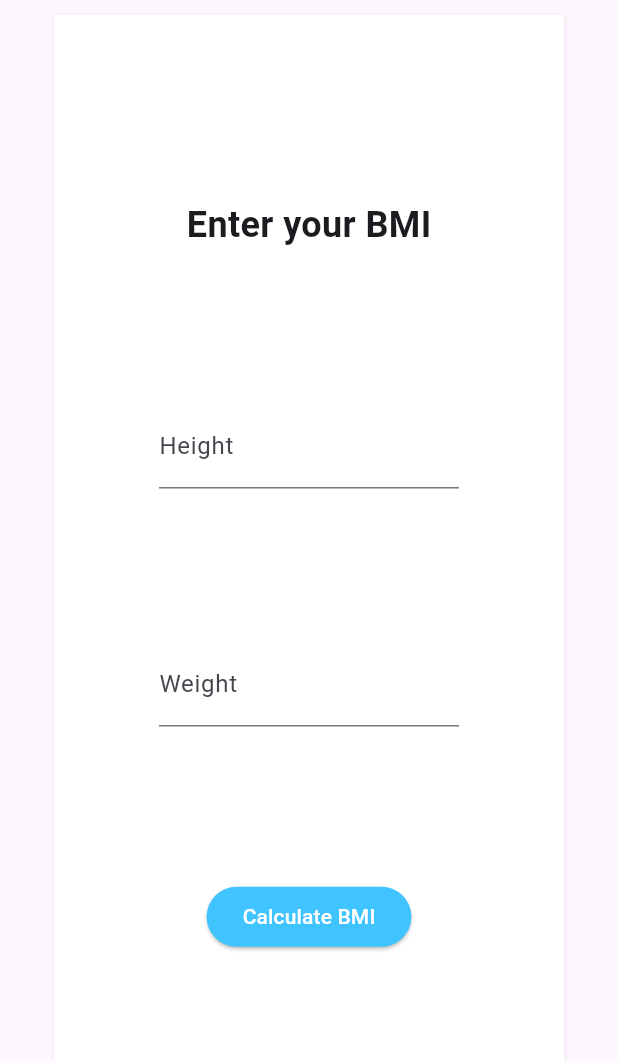
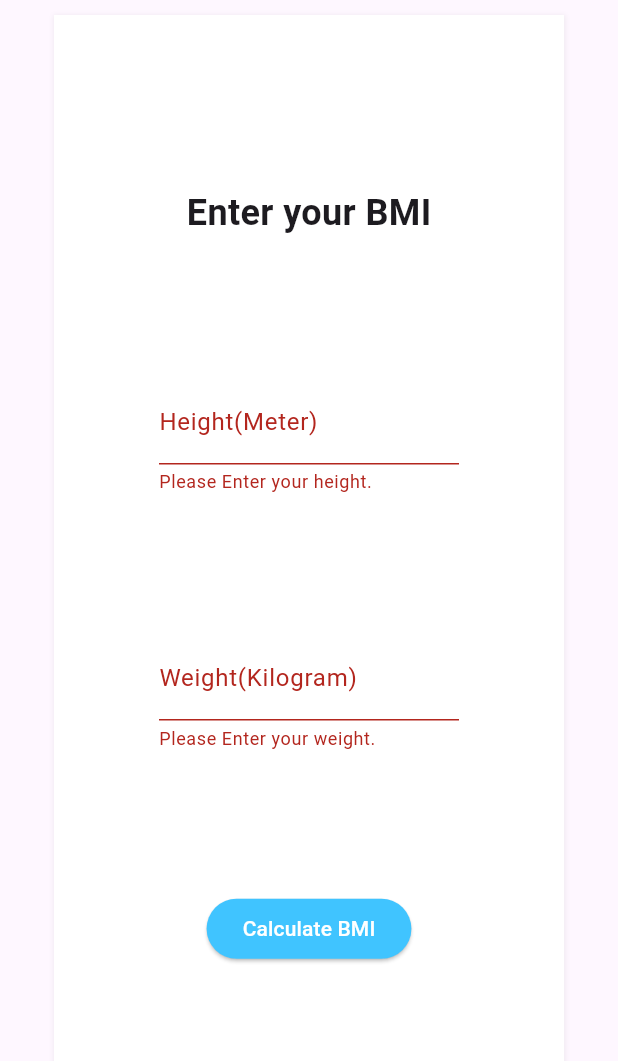
Before and after one commit to itsyuu27/bmi_calculator, a Flutter app: the screen it shows after launch, after a tap on "Calculate BMI", on a phone screen of 412 x 824 dp, the part 84-1145 px from its top. Run offline on Flutter 3.47's test engine with Material 3 defaults, Android fonts, the phone set to English and light mode, and no system bars.

Commit message:
Added Form Validation and Bmi calculation

```diff
--- /dev/null
+++ b/lib/bmi.dart
@@ -0,0 +1,14 @@
+class Bmi {
+  double height;
+  double weight;
+
+  Bmi({required this.height, required this.weight});
+
+  double CalculateBmi(){
+    if(height <= 0){
+      throw ArgumentError("Height must be greater than 0.");
+    }
+
+    return weight / (height * height);
+  }
+}
--- a/lib/main.dart
+++ b/lib/main.dart
@@ -1,11 +1,35 @@
 import 'package:flutter/material.dart';
+import 'bmi.dart';
 
 void main() => runApp(MaterialApp(
     home: MainScreen(),
   )
 );
 
-class MainScreen extends StatelessWidget {
+class MainScreen extends StatefulWidget {
+  const MainScreen({super.key});
+
+  @override
+  State<MainScreen> createState() => _MainScreenState();
+}
+
+class _MainScreenState extends State<MainScreen> {
+
+  String _bmiResult = '';
+  final _formKey = GlobalKey<FormState>();
+
+  //text editing controller for the textfields
+  final TextEditingController _heightController = TextEditingController();
+  final TextEditingController _weightController = TextEditingController();
+
+  //disposing controllers
+  @override
+  void dispose() {
+    _heightController.dispose();
+    _weightController.dispose();
+    super.dispose();
+  }
+
   @override
   Widget build(BuildContext context) {
     return Scaffold(
@@ -37,6 +61,8 @@ class MainScreen extends StatelessWidget {
                 )
               ]
             ),
+            child: Form(
+              key: _formKey,
               child: Column(
                 crossAxisAlignment: CrossAxisAlignment.center,
                 mainAxisAlignment: MainAxisAlignment.spaceEvenly,
@@ -49,37 +75,103 @@ class MainScreen extends StatelessWidget {
                   ),
                   SizedBox(
                     width: 200,
+                    //Textfield for height
                     child: TextFormField(
                       keyboardType: TextInputType.numberWithOptions(decimal: true),
+                      controller: _heightController,
                       decoration: InputDecoration(
-                      labelText: 'Height',
+                        labelText: 'Height(Meter)',
                       ),
+                      validator: (value){
+                        //check weight textfield is empty or null
+                        if(value == null || value.isEmpty)
+                        {
+                          return 'Please Enter your height.';
+                        }
+                        if(double.tryParse(value) == null)
+                        {
+                          return 'Please Enter a valid number.';
+                        }
+                        return null;
+                      },
                     ),
                   ),
                   SizedBox(
                     width: 200,
+                    //Textfield for weight
                     child: TextFormField(
                       keyboardType: TextInputType.numberWithOptions(decimal: true),
+                      controller: _weightController,
                       decoration: InputDecoration(
-                      labelText: 'Weight',
+                        labelText: 'Weight(Kilogram)',
+                      ),
+                      validator: (value){
+                        //check if weight textfield is empty or null
+                        if(value == null || value.isEmpty)
+                        {
+                          return 'Please Enter your weight.';
+                        }
+                        if(double.tryParse(value) == null)
+                        {
+                          return 'Please Enter a valid number.';
+                        }
+                        return null;
+                      },
                     ),
                   ),
-                ),
+                  //button for retrieving the input
                   ElevatedButton(
-                  onPressed: () {},
+                    onPressed: () {
+                      //check the validation
+                      if(_formKey.currentState!.validate())
+                      {
+                        final double height = double.parse(_heightController.text);
+                        final double weight = double.parse(_weightController.text);
+
+                        try
+                        {
+                          //create an instance of Bmi class
+                          final bmiCalculator = Bmi(height: height, weight: weight);
+
+                          //upadate the state to display result
+                          setState(() {
+                            _bmiResult = bmiCalculator.CalculateBmi().toStringAsFixed(2);
+                          });
+                        }
+                        on ArgumentError catch(e)
+                        {
+                          //set result message to error
+                          setState(() {
+                            _bmiResult = "Error: ${e.message}";
+                          });
+                        }
+                      }
+                    },
                     style: ButtonStyle(
-                    backgroundColor: MaterialStateProperty.all<Color>(Colors.lightBlueAccent),
-                    foregroundColor: MaterialStateProperty.all<Color>(Colors.white)
+                      backgroundColor: WidgetStateProperty.all<Color>(Colors.lightBlueAccent),
+                      foregroundColor: WidgetStateProperty.all<Color>(Colors.white),
                     ),
                     child: Text('Calculate BMI'),
                   ),
-                /* Text("Results",
+                  //Show only after the result was updated
+                  if(_bmiResult.isNotEmpty)
+                  Column(
+                    children: [
+                      Text('Result',
                         style: TextStyle(
+                          fontWeight: FontWeight.bold,
                           fontSize: 24,
-                    fontWeight: FontWeight.bold,
                         ),
-                ), */
+                      ),
+                      Text("Your BMI: $_bmiResult",
+                        style: TextStyle(
+                          fontSize: 18,
+                        ),
+                      ),
                     ],
+                  )
+                ],
+              ),
             ),
           ),
         ),
```
Lines whose indentation alone changed are shown as unchanged.
